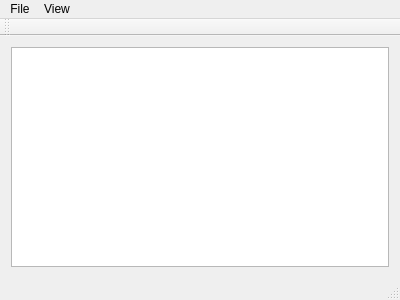
Old version of the form mainwindow.ui in the repository allenck/ESP_Config.
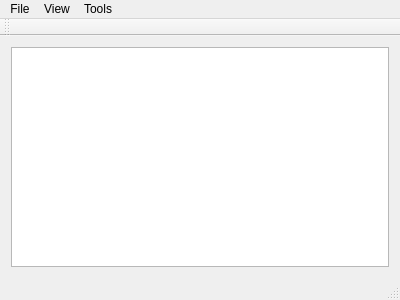
New version of the form.

Commit message: add dialogs to enter paths and defines

The edit to the form file:
```diff
--- a/mainwindow.ui
+++ b/mainwindow.ui
@@ -45,8 +45,16 @@
     <addaction name="actionHeaders"/>
     <addaction name="actionSources"/>
    </widget>
+   <widget class="QMenu" name="menuTools">
+    <property name="title">
+     <string>Tools</string>
+    </property>
+    <addaction name="actionAdd_define"/>
+    <addaction name="actionAdd_path_to_components_or_SDK"/>
+   </widget>
    <addaction name="menuFile"/>
    <addaction name="menuView"/>
+   <addaction name="menuTools"/>
   </widget>
   <widget class="QToolBar" name="mainToolBar">
    <attribute name="toolBarArea">
```
Left out of the diff: 20 changed lines with no effect on the pictures. The commit also changes 5 other files.
